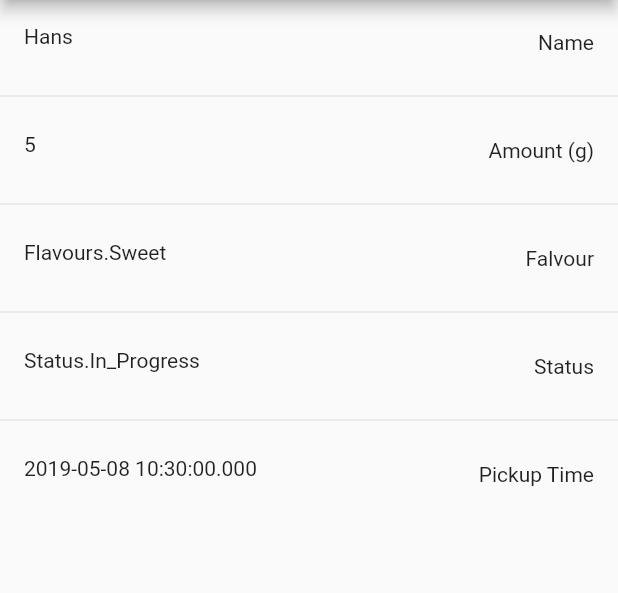
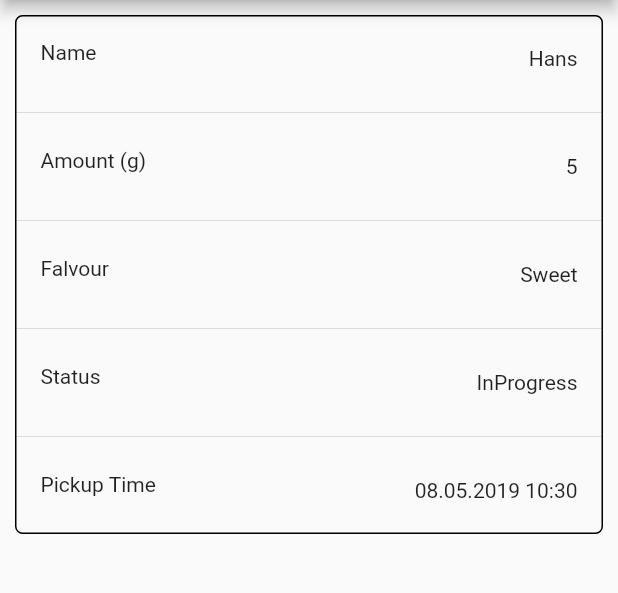
Before and after one commit to Zuehlke/popcorn_flutter, a Flutter app: the OrderDetailsPage screen opened directly, on a phone screen of 412 x 824 dp, the part 84-677 px from its top. Run offline on Flutter 3.47's test engine with Material 2 defaults, Android fonts, the phone set to English and light mode, and no system bars; our stand-ins replace datetime_picker_formfield, shared_preferences; accounts and stored records are empty.

Commit message:
Added some styling to order details page

```diff
--- a/camp_2019/lib/order_details_page.dart
+++ b/camp_2019/lib/order_details_page.dart
@@ -1,5 +1,7 @@
 import 'package:camp_2019/order_page.dart';
+import 'package:flutter/foundation.dart';
 import 'package:flutter/material.dart';
+import 'package:intl/intl.dart';
 
 class OrderDetailsPage extends StatefulWidget {
   @override
@@ -14,16 +16,17 @@ class OrderDetailsPageState extends State<OrderDetailsPage> {
   List<OrderDetailsItem> _items;
 
   OrderDetailsPageState() {
-    _order =
-    new Order('Hans', 5, Flavours.Sweet, Status.In_Progress, DateTime.now());
+    _order = new Order(
+        'Hans', 5, Flavours.Sweet, Status.InProgress, DateTime.now());
 
     _items = [
       new OrderDetailsItem("Name", _order.userName),
       new OrderDetailsItem("Amount (g)", _order.amount.toString()),
-      new OrderDetailsItem("Falvour", _order.flavour.toString()),
-      new OrderDetailsItem("Status", _order.status.toString()),
-      new OrderDetailsItem("Pickup Time", _order.pickupTime.toString()),
+      new OrderDetailsItem("Falvour", describeEnum(_order.flavour)),
+      new OrderDetailsItem("Status", describeEnum(_order.status)),
+      new OrderDetailsItem("Pickup Time", new DateFormat("dd.MM.yyyy HH:mm").format(_order.pickupTime)),
     ];
+
   }
 
   @override
@@ -33,15 +36,22 @@ class OrderDetailsPageState extends State<OrderDetailsPage> {
         appBar: new AppBar(
           title: Text('Order Popcorn'),
         ),
-        body: ListView.separated(
+        body: Container(
+          margin: const EdgeInsets.all(10),
+          decoration: BoxDecoration(
+              border: Border.all(width: 1),
+              borderRadius: BorderRadius.all(Radius.circular(5))),
+          child: ListView.separated(
             itemCount: _items.length,
+            shrinkWrap: true,
             separatorBuilder: (BuildContext context, int index) => Divider(),
             itemBuilder: (BuildContext context, int index) {
               return ListTile(
-              leading: Text('${_items[index].name}'),
-              trailing: Text('${_items[index].value}'),
+                leading: Text('${_items[index].value}'),
+                trailing: Text('${_items[index].name}'),
               );
             },
+          ),
         ));
   }
 }
@@ -63,4 +73,4 @@ class Order {
   DateTime pickupTime;
 }
 
-enum Status { In_Queue, In_Progress }
+enum Status { InQueue, InProgress }
```
Lines whose indentation alone changed are shown as unchanged.
